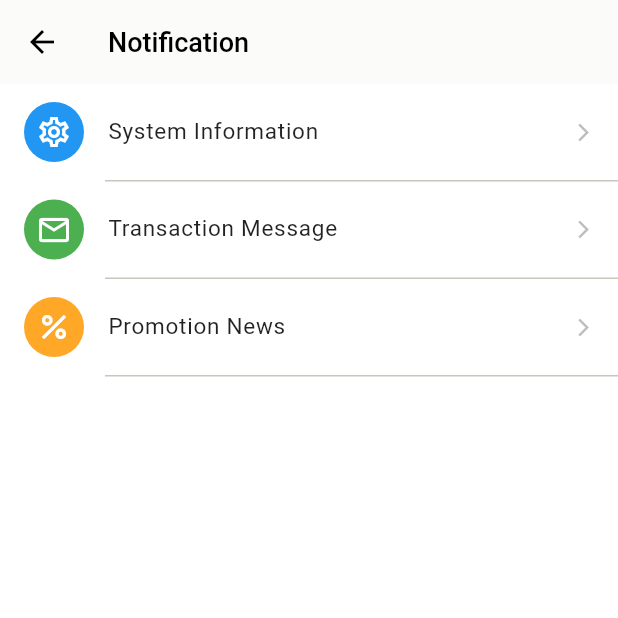
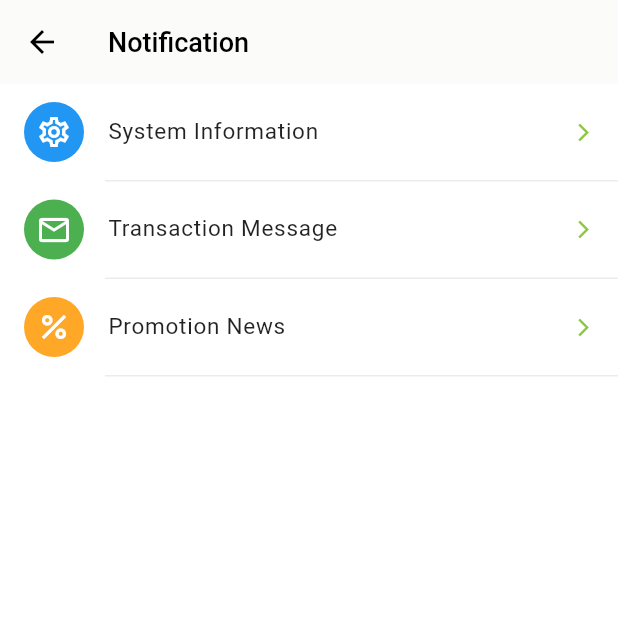
Before and after one commit to x6455/telebirr, a Flutter app: the NotificationScreen screen opened directly, on a phone screen of 412 x 824 dp, the top half of it. Run offline on Flutter 3.47's test engine with Material 3 defaults, Android fonts, the phone set to English and light mode, and no system bars; our stand-ins replace carousel_slider, dots_indicator, font_awesome_flutter, google_fonts, marquee, shared_preferences; missing offline and left inert: telephony; accounts and stored records are empty.

Commit message:
Update notification_screen.dart

```diff
--- a/lib/screens/notification_screen.dart
+++ b/lib/screens/notification_screen.dart
@@ -1,11 +1,13 @@
 import 'package:flutter/material.dart';
-import 'package:telebirrbybr7/screens/transaction_messages_screen.dart'; // Ensure this path is correct
+import 'package:telebirrbybr7/screens/transaction_messages_screen.dart';
 
 class NotificationScreen extends StatelessWidget {
   const NotificationScreen({super.key});
 
   @override
   Widget build(BuildContext context) {
+    const Color brandGreen = Color(0xFF8DC73F);
+
     return Scaffold(
       backgroundColor: Colors.white,
       appBar: AppBar(
@@ -18,7 +20,7 @@ class NotificationScreen extends StatelessWidget {
           ),
         ),
         backgroundColor: Colors.white,
-        elevation: 0.5, // Subtle shadow as seen in the screenshot
+        elevation: 0.5,
         leading: IconButton(
           icon: const Icon(Icons.arrow_back, color: Colors.black),
           onPressed: () => Navigator.of(context).pop(),
@@ -28,17 +30,17 @@ class NotificationScreen extends StatelessWidget {
         children: [
           _NotificationTile(
             icon: Icons.settings_outlined,
-            color: const Color(0xFF2196F3), // System Blue
+            color: const Color(0xFF2196F3),
             title: 'System Information',
-            onTap: () {
-              // Navigation for System Info can be added here
-            },
+            arrowColor: brandGreen,
+            onTap: () {},
           ),
-          const Divider(height: 1, indent: 70),
+          Divider(height: 1, indent: 70, color: Colors.grey.withOpacity(0.2)), // Added Opacity
           _NotificationTile(
             icon: Icons.mail_outline,
-            color: const Color(0xFF4CAF50), // Transaction Green
+            color: const Color(0xFF4CAF50),
             title: 'Transaction Message',
+            arrowColor: brandGreen,
             onTap: () {
               Navigator.push(
                 context,
@@ -48,16 +50,15 @@ class NotificationScreen extends StatelessWidget {
               );
             },
           ),
-          const Divider(height: 1, indent: 70),
+          Divider(height: 1, indent: 70, color: Colors.grey.withOpacity(0.2)), // Added Opacity
           _NotificationTile(
-            icon: Icons.percent_outlined, // Matches the % icon in screenshot
-            color: const Color(0xFFFFA726), // Promotion Orange
+            icon: Icons.percent_outlined,
+            color: const Color(0xFFFFA726),
             title: 'Promotion News',
-            onTap: () {
-              // Navigation for Promotion News can be added here
-            },
+            arrowColor: brandGreen,
+            onTap: () {},
           ),
-          const Divider(height: 1, indent: 70),
+          Divider(height: 1, indent: 70, color: Colors.grey.withOpacity(0.2)), // Added Opacity
         ],
       ),
     );
@@ -68,6 +69,7 @@ class _NotificationTile extends StatelessWidget {
   final IconData icon;
   final Color color;
   final String title;
+  final Color arrowColor;
   final VoidCallback onTap;
 
   const _NotificationTile({
@@ -75,6 +77,7 @@ class _NotificationTile extends StatelessWidget {
     required this.icon,
     required this.color,
     required this.title,
+    required this.arrowColor,
     required this.onTap,
   });
 
@@ -99,9 +102,9 @@ class _NotificationTile extends StatelessWidget {
           fontWeight: FontWeight.w400,
         ),
       ),
-      trailing: const Icon(
+      trailing: Icon(
         Icons.arrow_forward_ios,
-        color: Color(0xFFBDBDBD), // Light grey arrow
+        color: arrowColor, // Changed to Green
         size: 14,
       ),
     );
```
